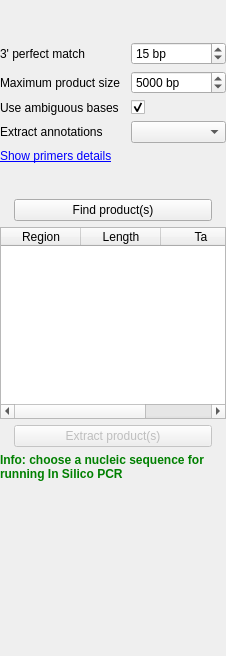
This is src/plugins/pcr/src/InSilicoPcrOptionPanelWidget.ui in ugeneunipro/ugene as Qt 5 draws it before an edit. The edited form follows.
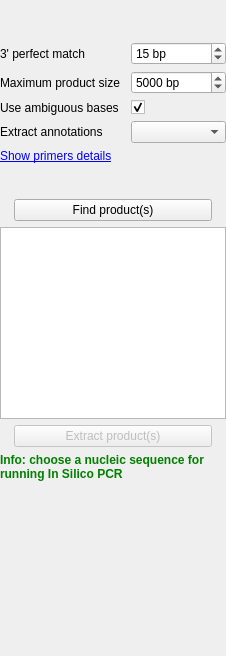
This is the edited form. Custom widgets are drawn as their Qt base class.

Commit message:
Render PCR results with a table model
Avoid per-cell storage and product copies during selection checks. Preserve panel state and add native regression tests.

Diff of the .ui file:
```diff
--- a/src/plugins/pcr/src/InSilicoPcrOptionPanelWidget.ui
+++ b/src/plugins/pcr/src/InSilicoPcrOptionPanelWidget.ui
@@ -350,21 +350,6 @@
         <attribute name="verticalHeaderDefaultSectionSize">
          <number>30</number>
         </attribute>
-        <column>
-         <property name="text">
-          <string>Region</string>
-         </property>
-        </column>
-        <column>
-         <property name="text">
-          <string>Length</string>
-         </property>
-        </column>
-        <column>
-         <property name="text">
-          <string>Ta</string>
-         </property>
-        </column>
        </widget>
       </item>
       <item alignment="Qt::AlignHCenter">
@@ -442,7 +427,7 @@
   </customwidget>
   <customwidget>
    <class>U2::InSilicoPcrProductsTable</class>
-   <extends>QTableWidget</extends>
+   <extends>QTableView</extends>
    <header>InSilicoPcrProductsTable.h</header>
   </customwidget>
   <customwidget>
```
The commit also changes 15 other files.
